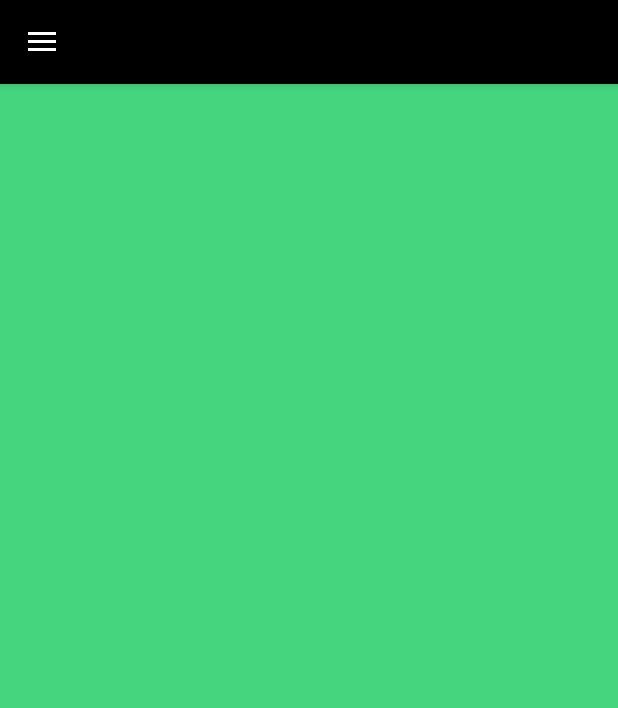
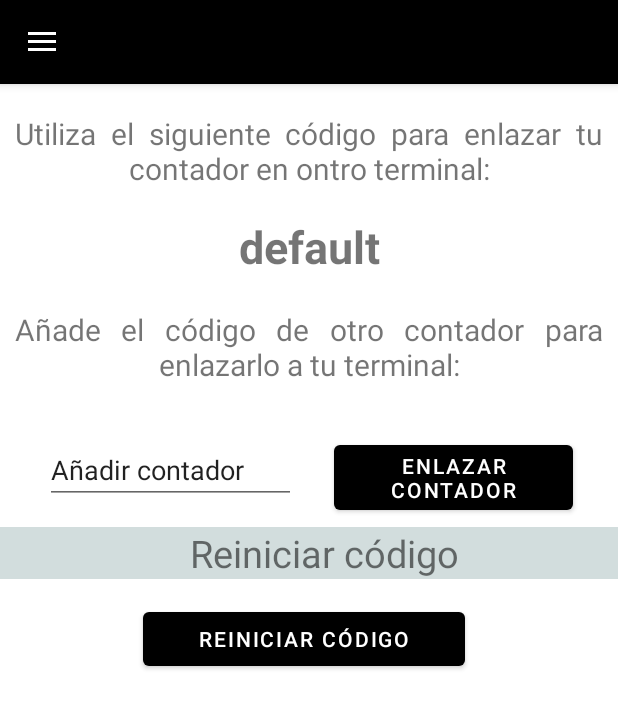
Before and after one commit to BraisBarboza/Portinas, an Android app: the fragment CodeFragment placed in its activity, on a phone screen of 412 x 824 dp. Shown: the top 708 px of the screen. Run offline under Robolectric (Android 15) with nearby library versions, the phone set to English and light mode, and no system bars; our stand-ins replace ButterKnife.

Commit message:
"Fragmento de conexion con codigo"

```diff
--- a/app/src/main/java/com/example/portinas/CodeFragment.java
+++ b/app/src/main/java/com/example/portinas/CodeFragment.java
@@ -4,16 +4,52 @@ import android.os.Bundle;
 import android.view.LayoutInflater;
 import android.view.View;
 import android.view.ViewGroup;
+import android.widget.Button;
+import android.widget.EditText;
+import android.widget.TextView;
 
 import androidx.annotation.NonNull;
 import androidx.annotation.Nullable;
 import androidx.fragment.app.Fragment;
 
+import java.util.Random;
+
+import butterknife.BindView;
+
 public class CodeFragment extends Fragment {
+
+    private int n = 10000 + new Random().nextInt(90000);
+    String code,codebut;
+    private TextView textViewcode;
+    Button resetbut, linkbut;
 
     @Nullable
     @Override
     public View onCreateView(@NonNull LayoutInflater inflater, @Nullable ViewGroup container, @Nullable Bundle savedInstanceState) {
-        return inflater.inflate(R.layout.fragment_code,container,false);
+        View view = inflater.inflate(R.layout.fragment_code, container, false);
+        textViewcode = view.findViewById(R.id.code);
+        resetbut = view.findViewById(R.id.resetcode_but);
+        linkbut = view.findViewById(R.id.link_but);
+
+        code = PreferencesConfig.loadCodefromPref(getActivity());
+        if (code.equals(getString(R.string.defaultValue)))
+        {
+            PreferencesConfig.saveCodeinPref(getContext(),String.valueOf(n));
+        }
+
+        textViewcode.setText(code);
+
+        resetbut.setOnClickListener(new View.OnClickListener() {
+            @Override
+            public void onClick(View view) {
+                int n2 = 10000 + new Random().nextInt(90000);
+                PreferencesConfig.saveCodeinPref(getContext(),String.valueOf(n2));
+                codebut = PreferencesConfig.loadCodefromPref(getActivity());
+                textViewcode.setText(codebut);
+            }
+        });
+        return view;
     }
+
+
 }
--- /dev/null
+++ b/app/src/main/java/com/example/portinas/PreferencesConfig.java
@@ -0,0 +1,26 @@
+package com.example.portinas;
+
+import android.content.Context;
+import android.content.SharedPreferences;
+
+public class PreferencesConfig {
+
+    private static final String MY_PREFERENCE_PORTINAS = "com.example.portinas";
+    private static final String PREFER_CODE_KEY = "pref_code_key";
+    ;
+
+    public static  void saveCodeinPref(Context context, String code) {
+        SharedPreferences pref = context.getSharedPreferences(MY_PREFERENCE_PORTINAS,context.MODE_PRIVATE);
+        SharedPreferences.Editor editor = pref.edit();
+        editor.putString(PREFER_CODE_KEY,code);
+        editor.apply();
+        editor.commit();
+    }
+
+    public  static String loadCodefromPref (Context context) {
+        SharedPreferences pref = context.getSharedPreferences(MY_PREFERENCE_PORTINAS,context.MODE_PRIVATE);
+        return pref.getString(PREFER_CODE_KEY, context.getString(R.string.defaultValue));
+    }
+
+
+}
--- a/app/src/main/res/layout/fragment_code.xml
+++ b/app/src/main/res/layout/fragment_code.xml
@@ -2,6 +2,97 @@
 <RelativeLayout xmlns:android="http://schemas.android.com/apk/res/android"
     android:layout_width="match_parent"
     android:layout_height="match_parent"
-    android:background="#45D57F">
+    android:background="@color/white">
+
+    <TextView
+        android:id="@+id/code_title"
+        android:layout_width="match_parent"
+        android:layout_height="wrap_content"
+        android:layout_alignParentTop="true"
+        android:layout_marginTop="19dp"
+        android:text="@string/code_title"
+        android:textSize="20dp"
+        android:justificationMode="inter_word"
+        android:gravity="center_horizontal"
+        android:layout_marginLeft="10dp"
+        android:layout_marginRight="10dp"></TextView>
+
+    <TextView
+        android:id="@+id/code"
+        android:layout_width="match_parent"
+        android:layout_height="wrap_content"
+        android:layout_below="@+id/code_title"
+        android:layout_marginTop="18dp"
+        android:gravity="center_horizontal"
+        android:text="39393"
+        android:textSize="30dp"
+        android:textStyle="bold"></TextView>
+
+    <TextView
+        android:id="@+id/link_title"
+        android:layout_width="match_parent"
+        android:layout_height="wrap_content"
+        android:layout_below="@+id/code"
+        android:layout_marginLeft="10dp"
+        android:layout_marginTop="21dp"
+        android:layout_marginRight="10dp"
+        android:gravity="center_horizontal"
+        android:justificationMode="inter_word"
+        android:text="@string/link_title"
+        android:textSize="20dp"></TextView>
+
+
+    <EditText
+        android:id="@+id/link_et"
+        android:layout_width="159dp"
+        android:layout_height="wrap_content"
+        android:layout_below="@+id/link_title"
+        android:layout_alignParentStart="true"
+        android:layout_marginStart="30dp"
+        android:layout_marginTop="34dp"
+        android:layout_marginEnd="25dp"
+        android:layout_toStartOf="@+id/link_but"
+        android:text="@string/link_et"></EditText>
+
+    <Button
+        android:id="@+id/link_but"
+        android:layout_width="159dp"
+        android:layout_height="wrap_content"
+        android:layout_below="@+id/link_title"
+        android:layout_alignParentEnd="true"
+        android:layout_marginTop="34dp"
+        android:layout_marginEnd="30dp"
+        android:text="@string/link_but"></Button>
+
+    <TextView
+        android:id="@+id/resetcode_tv"
+        android:layout_width="match_parent"
+        android:layout_height="wrap_content"
+        android:layout_below="@+id/link_et"
+        android:layout_alignParentEnd="true"
+        android:layout_marginLeft="10dp"
+        android:layout_marginTop="15dp"
+        android:layout_marginEnd="-20dp"
+        android:layout_marginRight="10dp"
+        android:background="#D2DDDD"
+        android:gravity="center_horizontal"
+        android:justificationMode="inter_word"
+        android:text="@string/resetcode_but"
+        android:textSize="25dp"></TextView>
+
+    <Button
+        android:id="@+id/resetcode_but"
+        android:layout_width="214dp"
+        android:layout_height="wrap_content"
+        android:layout_below="@+id/resetcode_tv"
+        android:layout_alignParentStart="true"
+        android:layout_alignParentEnd="true"
+        android:layout_marginStart="95dp"
+        android:layout_marginTop="16dp"
+        android:layout_marginEnd="102dp"
+        android:text="@string/resetcode_but">
+
+    </Button>
+
 
 </RelativeLayout>
--- a/app/src/main/res/values/strings.xml
+++ b/app/src/main/res/values/strings.xml
@@ -16,6 +16,12 @@
     <string name="navigation_drawer_close">Cerrar menu lateral</string>
     <string name="browse_str">Buscar con:</string>
     <string name="share_text">Comparte la aplicacion: https://github.com/BraisBarboza/Portinas</string>
+    <string name="code_title">Utiliza el siguiente código para enlazar tu contador en ontro terminal:</string>
+    <string name="link_title">Añade el código de otro contador para enlazarlo a tu terminal:</string>
+    <string name="link_but">Enlazar contador</string>
+    <string name="link_et">Añadir contador</string>
+    <string name="defaultValue">default</string>
+    <string name="resetcode_but">Reiniciar código</string>
 
 
 </resources>
```
